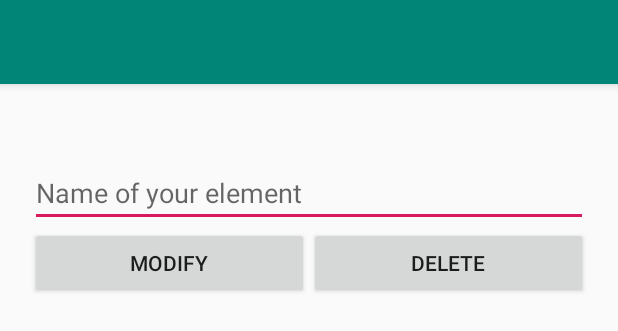
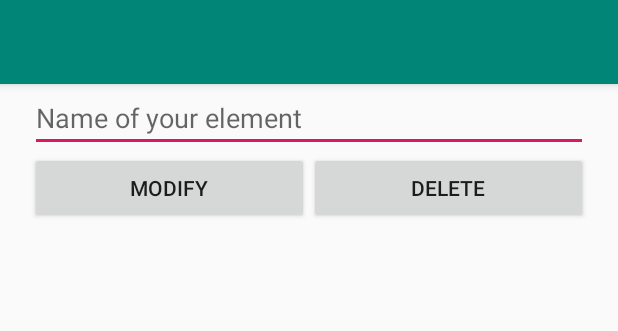
Before and after one commit to NathanLabbe/BuyingListOCR, an Android app: the layout activity_modify_element.xml on its own in the app's theme, with its tools: preview values and no code run, on a phone screen of 412 x 824 dp. Shown: the top 331 px of the screen. Run offline under Robolectric (Android 15) with nearby library versions, the phone set to English and light mode, and no system bars.

Commit message:
Ajout de fonctionnalités sur AddElement et ModifyElement

```diff
--- a/app/src/main/java/com/example/buyinglistocr/model/Product.java
+++ b/app/src/main/java/com/example/buyinglistocr/model/Product.java
@@ -55,7 +55,7 @@ public class Product {
         Product.idProduit = idProduit;
     }
 
-    public static String getName() {
+    public String getName() {
         return name;
     }
 
--- a/app/src/main/res/layout/activity_add_element.xml
+++ b/app/src/main/res/layout/activity_add_element.xml
@@ -27,7 +27,8 @@
         android:layout_marginStart="20dp"
         android:layout_marginEnd="20dp"
         android:ems="10"
-        android:inputType="numberSigned" />
+        android:inputType="numberSigned"
+        android:hint="Quantity"/>
 
     <Button
         android:id="@+id/activity_add_element_addButton"
@@ -46,6 +47,6 @@
         android:layout_marginEnd="20dp"
         android:textColor="#80ff0000"
         android:textAlignment="center"
-        android:text="TextView" />
+        android:text="TextView"/>
 
 </LinearLayout>
--- a/app/src/main/res/layout/activity_modify_element.xml
+++ b/app/src/main/res/layout/activity_modify_element.xml
@@ -12,8 +12,6 @@
         layout="@layout/toolbar"/>
 
     <EditText
-        android:layout_marginTop="50dp"
-
         android:id="@+id/activity_modify_element_name_input"
         android:layout_width="match_parent"
         android:layout_height="wrap_content"
@@ -46,4 +44,14 @@
 
     </LinearLayout>
 
+    <TextView
+        android:id="@+id/activity_modify_element_alertTextView"
+        android:layout_width="match_parent"
+        android:layout_height="wrap_content"
+        android:layout_marginStart="20dp"
+        android:layout_marginEnd="20dp"
+        android:textColor="#80ff0000"
+        android:textAlignment="center"
+        android:text=""/>
+
 </LinearLayout>
```
Also changed, not shown: app/src/main/java/com/example/buyinglistocr/controller/AddElement.java (+6 -1 lines), app/src/main/java/com/example/buyinglistocr/controller/ListView.java (+29 -1 lines), app/src/main/java/com/example/buyinglistocr/controller/ModifyElement.java (+20 -4 lines), app/src/main/java/com/example/buyinglistocr/model/ProductDAO.java (+77 -5 lines).
